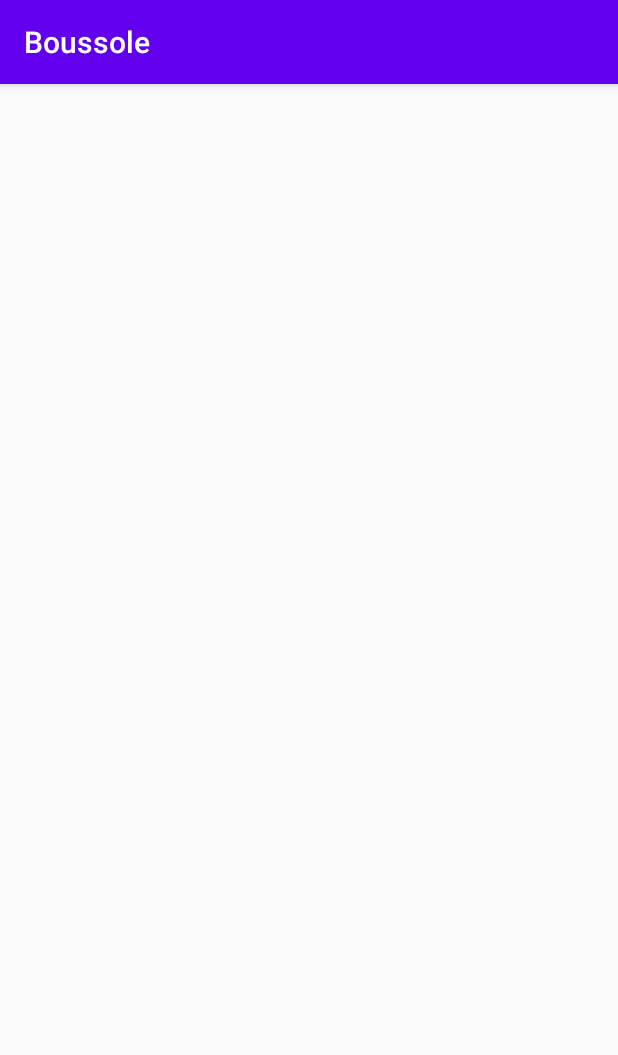
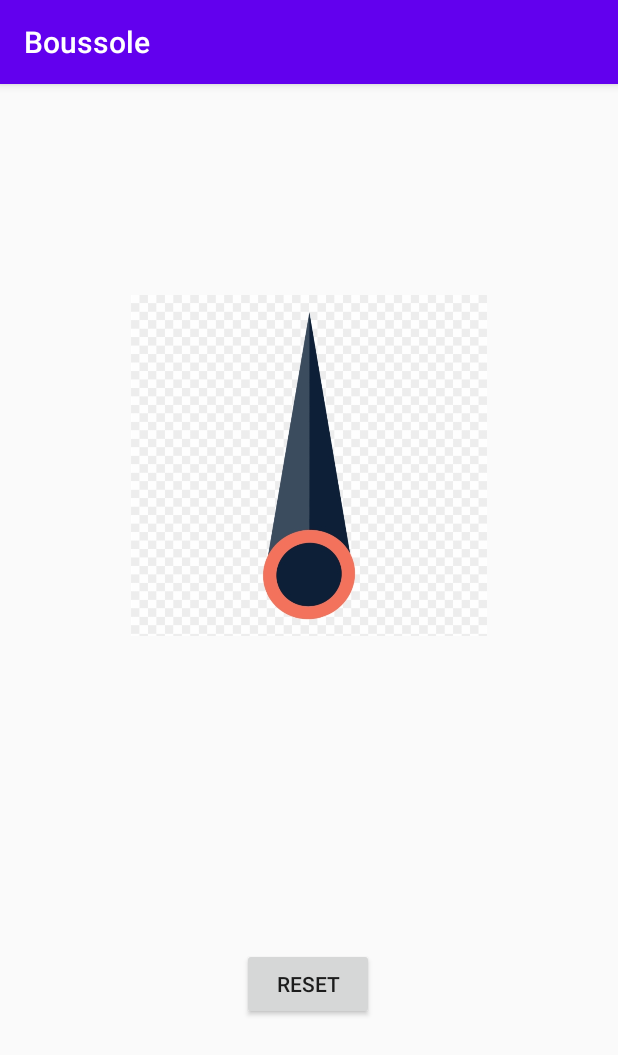
Before and after one commit to tekninon/PokeApp, an Android app: the BoussoleActivity screen opened directly, with no data from a screen before it, on a phone screen of 412 x 824 dp. Shown: the top 1055 px of the screen. Run offline under Robolectric (Android 15) with nearby library versions, the phone set to English and light mode, and no system bars.

Commit message:
boussole

```diff
--- a/app/src/main/java/com/example/pokeapp/BoussoleActivity.java
+++ b/app/src/main/java/com/example/pokeapp/BoussoleActivity.java
@@ -2,13 +2,79 @@ package com.example.pokeapp;
 
 import androidx.appcompat.app.AppCompatActivity;
 
+import android.hardware.Sensor;
+import android.hardware.SensorEvent;
+import android.hardware.SensorEventListener;
+import android.hardware.SensorManager;
 import android.os.Bundle;
+import android.view.View;
+import android.widget.ImageView;
 
 public class BoussoleActivity extends AppCompatActivity {
+
+
+    private ImageView imageView;
+
+    private SensorManager sensorManager;
+    private Sensor sensorAccelerometer;
+    private Sensor sensorMagneticField;
+
+    private float[] floatGravity = new float[3];
+    private float[] floatGeoMagnetic = new float[3];
+
+    private float[] floatOrientation = new float[3];
+    private float[] floatRotationMatrix = new float[9];
 
     @Override
     protected void onCreate(Bundle savedInstanceState) {
         super.onCreate(savedInstanceState);
         setContentView(R.layout.activity_boussole);
+
+        imageView = findViewById(R.id.imageCompass);
+
+        sensorManager = (SensorManager) getSystemService(SENSOR_SERVICE);
+        sensorAccelerometer = sensorManager.getDefaultSensor(Sensor.TYPE_ACCELEROMETER);
+        sensorMagneticField = sensorManager.getDefaultSensor(Sensor.TYPE_MAGNETIC_FIELD);
+
+        SensorEventListener sensorEventListenerAccelerometer = new SensorEventListener() {
+            @Override
+            public void onSensorChanged(SensorEvent event) {
+                floatGravity = event.values;
+
+                SensorManager.getRotationMatrix(floatRotationMatrix, null, floatGravity, floatGeoMagnetic);
+                SensorManager.getOrientation(floatRotationMatrix, floatOrientation);
+
+                imageView.setRotation((float) (-floatOrientation[0]*180/3.14159));
+            }
+
+            @Override
+            public void onAccuracyChanged(Sensor sensor, int i) {
+
+            }
+        };
+
+        SensorEventListener sensorEventListenerMagneticField = new SensorEventListener() {
+            @Override
+            public void onSensorChanged(SensorEvent event) {
+                floatGeoMagnetic = event.values;
+
+                SensorManager.getRotationMatrix(floatRotationMatrix, null, floatGravity, floatGeoMagnetic);
+                SensorManager.getOrientation(floatRotationMatrix, floatOrientation);
+
+                imageView.setRotation((float) (-floatOrientation[0]*180/3.14159));
+            }
+
+            @Override
+            public void onAccuracyChanged(Sensor sensor, int i) {
+
+            }
+        };
+
+        sensorManager.registerListener(sensorEventListenerAccelerometer, sensorAccelerometer, SensorManager.SENSOR_DELAY_NORMAL);
+        sensorManager.registerListener(sensorEventListenerMagneticField, sensorMagneticField, sensorManager.SENSOR_DELAY_NORMAL);
+    }
+
+    public void resetButton(View view){
+        imageView.setRotation(180);
     }
 }
--- a/app/src/main/res/layout/activity_boussole.xml
+++ b/app/src/main/res/layout/activity_boussole.xml
@@ -4,6 +4,36 @@
     xmlns:tools="http://schemas.android.com/tools"
     android:layout_width="match_parent"
     android:layout_height="match_parent"
+    android:onClick="resetButton"
     tools:context=".BoussoleActivity">
 
+    <ImageView
+        android:id="@+id/imageCompass"
+        android:layout_width="237dp"
+        android:layout_height="471dp"
+        android:layout_marginStart="87dp"
+        android:layout_marginEnd="87dp"
+        android:layout_marginBottom="68dp"
+        android:contentDescription="@string/todo"
+        android:onClick="resetButton"
+        app:layout_constraintBottom_toTopOf="@+id/button"
+        app:layout_constraintEnd_toEndOf="parent"
+        app:layout_constraintStart_toStartOf="parent"
+        app:layout_constraintTop_toTopOf="parent"
+        app:srcCompat="@drawable/pointer" />
+
+    <Button
+        android:id="@+id/button"
+        android:layout_width="wrap_content"
+        android:layout_height="wrap_content"
+        android:layout_marginStart="161dp"
+        android:layout_marginTop="69dp"
+        android:layout_marginEnd="162dp"
+        android:layout_marginBottom="144dp"
+        android:text="@string/reset"
+        app:layout_constraintBottom_toBottomOf="parent"
+        app:layout_constraintEnd_toEndOf="parent"
+        app:layout_constraintHorizontal_bias="0.0"
+        app:layout_constraintStart_toStartOf="parent"
+        app:layout_constraintTop_toBottomOf="@+id/imageView" />
 </androidx.constraintlayout.widget.ConstraintLayout>
--- a/app/src/main/res/values/strings.xml
+++ b/app/src/main/res/values/strings.xml
@@ -9,4 +9,6 @@
     <string name="Podometer">Podometer</string>
     <string name="Compass">Compass</string>
     <string name="Pedometer">Pedometer</string>
+    <string name="reset">Reset</string>
+    <string name="todo">TODO</string>
 </resources>
```
Also changed, not shown: app/src/main/res/drawable/pointer.png (added).
